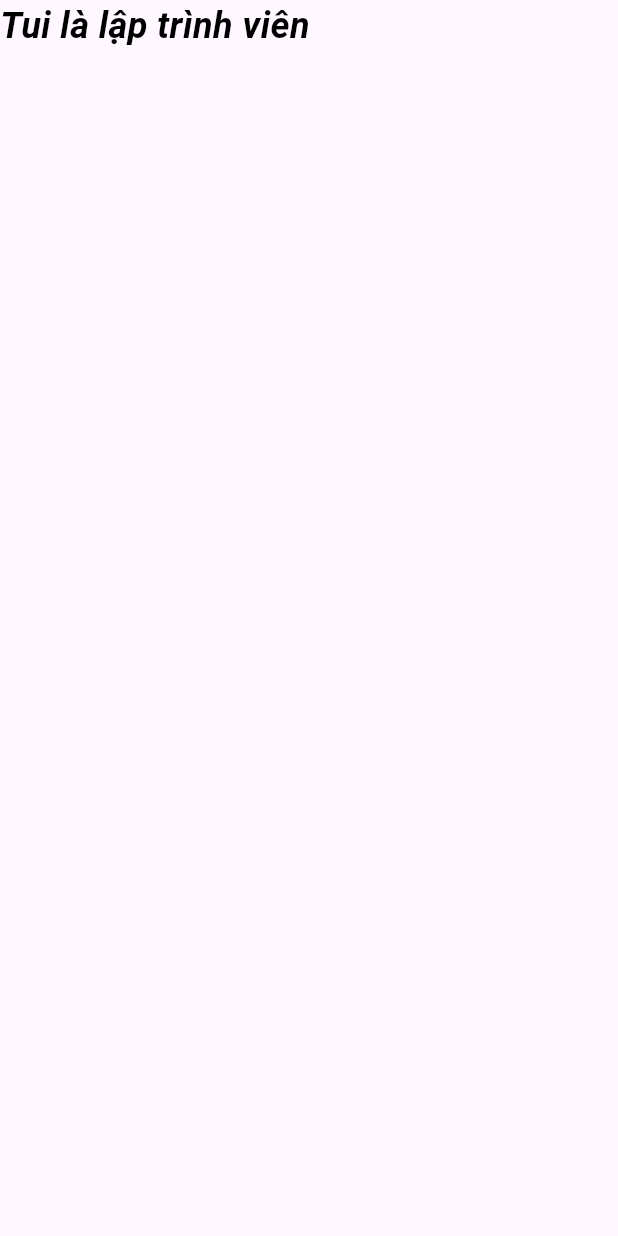
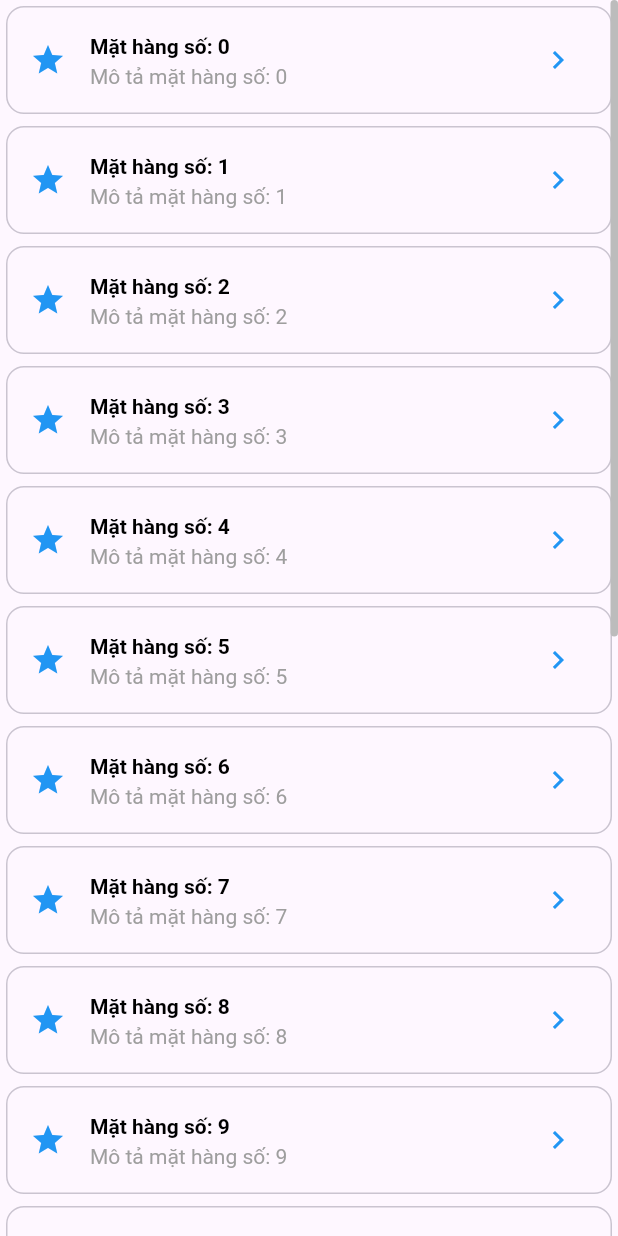
Before and after one commit to LoTrinhTuHocFlutter/Material, a Flutter app: the screen it shows after launch, on a phone screen of 412 x 824 dp. Run offline on Flutter 3.47's test engine with Material 3 defaults, Android fonts, the phone set to English and light mode, and no system bars.

Commit message:
Add Widget Scrollbar

```diff
--- a/lib/main.dart
+++ b/lib/main.dart
@@ -1,5 +1,5 @@
 import 'package:flutter/material.dart';
-import 'package:material/widgets/safe_area_example.dart';
+import 'package:material/widgets/scrollbar_example.dart';
 
 void main() {
   runApp(const MyApp());
@@ -12,7 +12,7 @@ class MyApp extends StatelessWidget {
   Widget build(BuildContext context) {
     return MaterialApp(
       debugShowCheckedModeBanner: false,
-      home: SafeAreaExample(),
+      home: ScrollbarExample(),
     );
   }
 }
--- /dev/null
+++ b/lib/widgets/scrollbar_example.dart
@@ -0,0 +1,46 @@
+import 'package:flutter/material.dart';
+
+class ScrollbarExample extends StatelessWidget {
+  const ScrollbarExample({super.key});
+
+  @override
+  Widget build(BuildContext context) {
+    return Scaffold(
+      body: Scrollbar(
+        thumbVisibility: true,
+        radius: Radius.circular(20.0),
+        thickness: 5.0,
+        child: ListView.builder(
+          itemCount: 20,
+          itemBuilder: (context, index) {
+            return Card.outlined(
+              child: ListTile(
+                leading: Icon(
+                  Icons.star,
+                  color: Colors.blue,
+                ),
+                title: Text(
+                  'Mặt hàng số: $index',
+                ),
+                titleTextStyle: TextStyle(
+                  color: Colors.black,
+                  fontWeight: FontWeight.bold,
+                ),
+                subtitle: Text(
+                  'Mô tả mặt hàng số: $index',
+                ),
+                subtitleTextStyle: TextStyle(
+                  color: Colors.grey,
+                ),
+                trailing: Icon(
+                  Icons.navigate_next,
+                  color: Colors.blue,
+                ),
+              ),
+            );
+          },
+        ),
+      ),
+    );
+  }
+}
```
